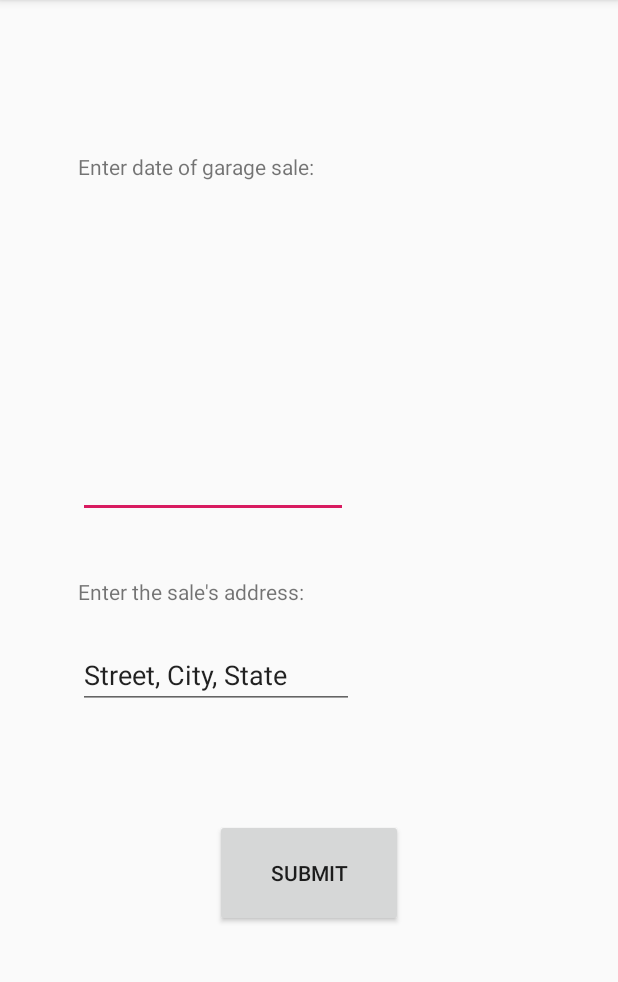
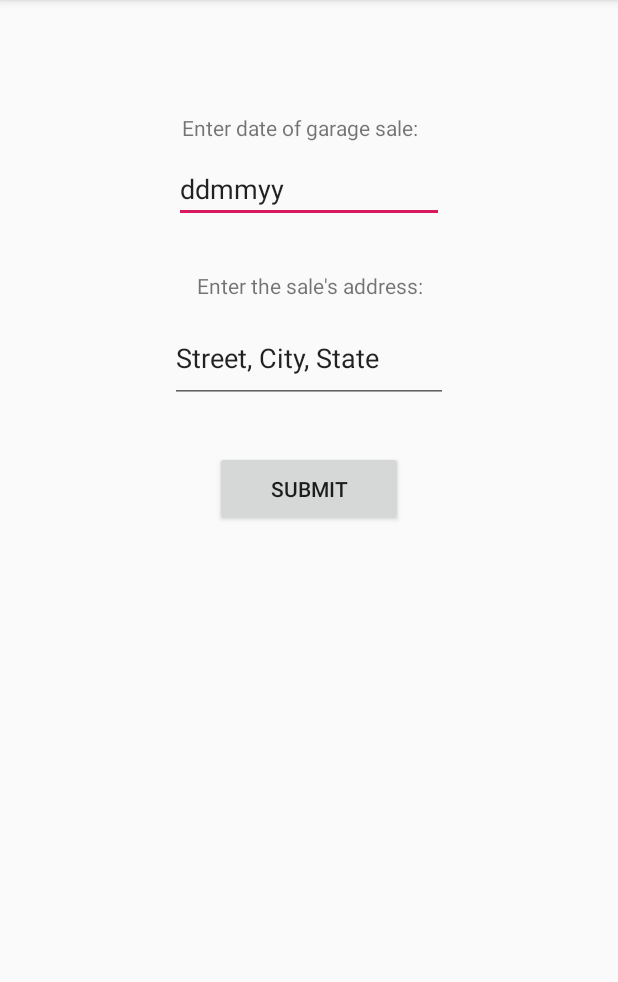
Before and after one commit to IbrahimSyedIS/Unboxed2, an Android app: the AddingActivity screen opened directly, with no data from a screen before it, on a phone screen of 412 x 824 dp, the part 84-1066 px from its top. Run offline under Robolectric (Android 15) with nearby library versions, the phone set to English and light mode, and no system bars.

Commit message:
I done do fix

```diff
--- a/app/src/main/res/layout/activity_adding.xml
+++ b/app/src/main/res/layout/activity_adding.xml
@@ -9,60 +9,58 @@
 
     <TextView
         android:id="@+id/textView"
-        android:layout_width="0dp"
-        android:layout_height="0dp"
-        android:layout_marginTop="101dp"
-        android:layout_marginBottom="261dp"
+        android:layout_width="170dp"
+        android:layout_height="25dp"
+        android:layout_marginTop="75dp"
         android:text="Enter date of garage sale:"
-        app:layout_constraintBottom_toTopOf="@+id/submitButton"
-        app:layout_constraintEnd_toEndOf="@+id/textView2"
-        app:layout_constraintStart_toStartOf="@+id/textView2"
+        app:layout_constraintEnd_toEndOf="parent"
+        app:layout_constraintHorizontal_bias="0.5"
+        app:layout_constraintStart_toStartOf="parent"
         app:layout_constraintTop_toTopOf="parent" />
 
     <EditText
         android:id="@+id/textView2"
         android:layout_width="180dp"
-        android:layout_height="46dp"
-        android:layout_marginStart="52dp"
-        android:layout_marginBottom="39dp"
-        android:text=""
-        app:layout_constraintBottom_toTopOf="@+id/textView3"
+        android:layout_height="40dp"
+        android:layout_marginTop="8dp"
+        android:text="ddmmyy"
+        app:layout_constraintEnd_toEndOf="parent"
         app:layout_constraintStart_toStartOf="parent"
         app:layout_constraintTop_toBottomOf="@+id/textView"
-        app:layout_constraintVertical_bias="1.0"
         tools:text="@tools:sample/date/ddmmyy" />
 
     <TextView
         android:id="@+id/textView3"
         android:layout_width="wrap_content"
-        android:layout_height="wrap_content"
-        android:layout_marginBottom="336dp"
+        android:layout_height="20dp"
+        android:layout_marginStart="86dp"
+        android:layout_marginTop="32dp"
+        android:layout_marginEnd="86dp"
         android:text="Enter the sale's address:"
-        app:layout_constraintBottom_toBottomOf="parent"
-        app:layout_constraintStart_toStartOf="@+id/textView2"
-        app:layout_constraintTop_toBottomOf="@+id/textView"
-        app:layout_constraintVertical_bias="0.781" />
+        android:textAlignment="center"
+        app:layout_constraintEnd_toEndOf="parent"
+        app:layout_constraintStart_toStartOf="parent"
+        app:layout_constraintTop_toBottomOf="@+id/textView2" />
 
     <EditText
         android:id="@+id/textView4"
-        android:layout_width="184dp"
-        android:layout_height="wrap_content"
-        android:layout_marginBottom="260dp"
+        android:layout_width="185dp"
+        android:layout_height="60dp"
+        android:layout_marginTop="8dp"
         android:text="Street, City, State"
-        app:layout_constraintBottom_toBottomOf="parent"
-        app:layout_constraintStart_toStartOf="@+id/textView3"
-        app:layout_constraintTop_toBottomOf="@+id/textView3"
-        app:layout_constraintVertical_bias="0.4" />
+        app:layout_constraintEnd_toEndOf="parent"
+        app:layout_constraintHorizontal_bias="0.5"
+        app:layout_constraintStart_toStartOf="parent"
+        app:layout_constraintTop_toBottomOf="@+id/textView3" />
 
     <Button
         android:id="@+id/submitButton"
         android:layout_width="125dp"
-        android:layout_height="72dp"
-        android:layout_marginBottom="150dp"
+        android:layout_height="50dp"
+        android:layout_marginTop="32dp"
         android:text="Submit"
-        app:layout_constraintBottom_toBottomOf="parent"
         app:layout_constraintEnd_toEndOf="parent"
+        app:layout_constraintHorizontal_bias="0.5"
         app:layout_constraintStart_toStartOf="parent"
-        app:layout_constraintTop_toBottomOf="@+id/textView"
-        app:layout_constraintVertical_bias="1.0" />
+        app:layout_constraintTop_toBottomOf="@+id/textView4" />
 </android.support.constraint.ConstraintLayout>
```
Also changed, not shown: app/src/main/java/com/papayaman/unboxed/MapsActivity.java (+7 -1 lines).
